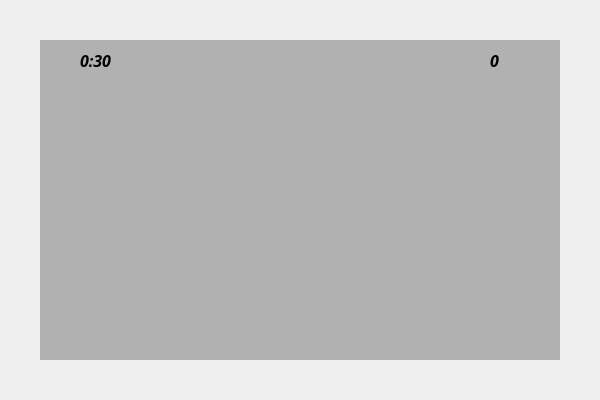
Above: mainwidget.ui from bstee615/project before the change. Below: the same form after it.
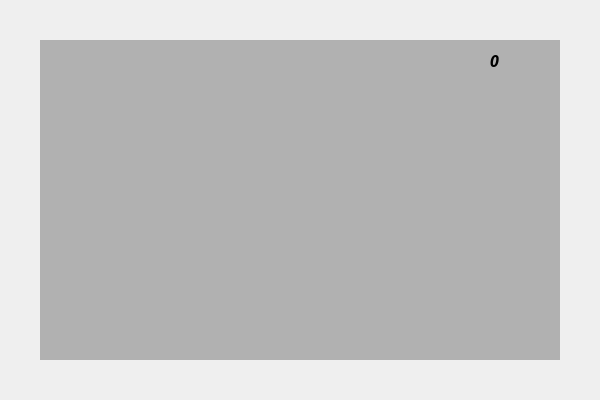
That is the form after the change. Icons and pictures are not drawn.

```diff
--- a/mainwidget.ui
+++ b/mainwidget.ui
@@ -136,7 +136,7 @@
      </font>
     </property>
     <property name="text">
-     <string>0:30</string>
+     <string/>
     </property>
    </widget>
   </widget>
```
